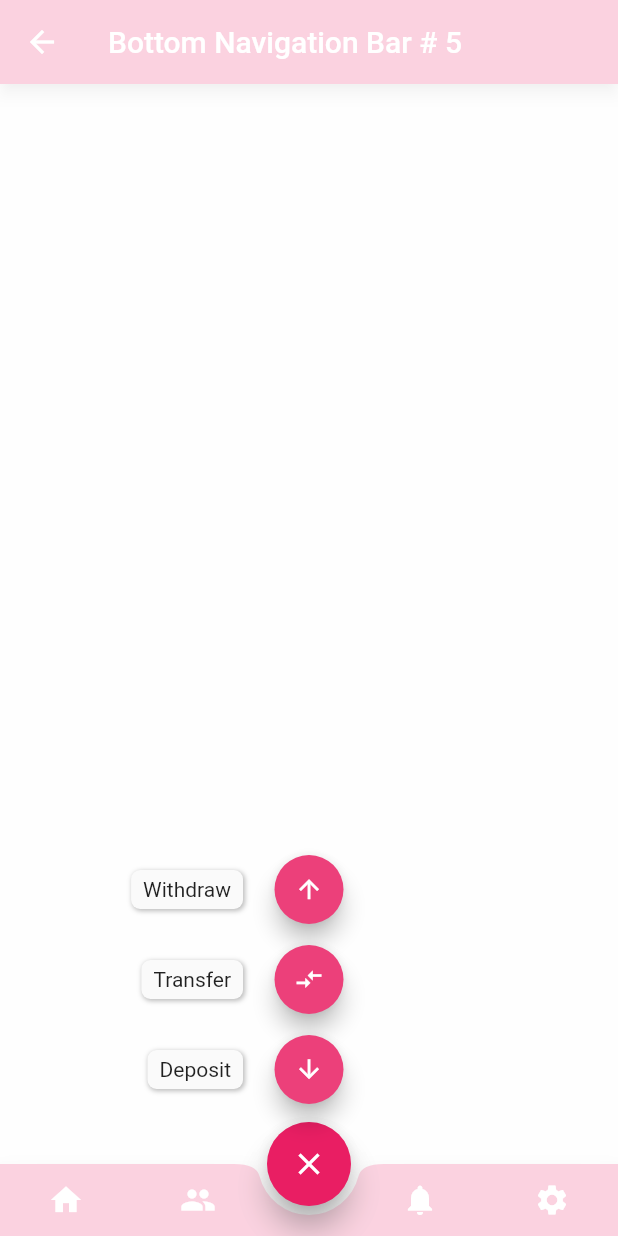
After one commit to bilal010/dacx_wallet_layouts, a Flutter app: the BottomNavigationBarScreen5 screen opened directly, after a tap on the "add" icon, on a phone screen of 412 x 824 dp. The commit adds this screen. Run offline on Flutter 3.47's test engine with Material 2 defaults, Android fonts, the light colour scheme and no system bars; drawn by our look-alikes of flutter_speed_dial; our stand-ins replace device_preview; missing offline and left inert: animated_floating_buttons, speed_dial_fab, spincircle_bottom_bar.

Commit message:
bottom navigation bar 2.0

```diff
--- /dev/null
+++ b/lib/bottom_navigation_bar/bottom_screen_5.dart
@@ -0,0 +1,179 @@
+
+import 'package:dacx_wallet_layouts/bottom_navigation_bar/bottom_screen_4.dart';
+import 'package:flutter/material.dart';
+import 'package:flutter_speed_dial/flutter_speed_dial.dart';
+
+class BottomNavigationBarScreen5 extends StatefulWidget {
+  const BottomNavigationBarScreen5({Key? key}) : super(key: key);
+
+  @override
+  State<BottomNavigationBarScreen5> createState() =>
+      _BottomNavigationBarScreen5State();
+}
+
+class _BottomNavigationBarScreen5State extends State<BottomNavigationBarScreen5> with TickerProviderStateMixin{
+  var renderOverlay = true;
+  var visible = true;
+  var switchLabelPosition = false;
+  var extend = false;
+  var rmicons = false;
+  var customDialRoot = false;
+  var closeManually = false;
+  var useRAnimation = true;
+  var isDialOpen = ValueNotifier<bool>(false);
+  var speedDialDirection = SpeedDialDirection.up;
+  var buttonSize = const Size(56.0, 56.0);
+  var childrenButtonSize = const Size(56.0, 56.0);
+  @override
+  Widget build(BuildContext context) {
+    return Scaffold(
+      appBar: AppBar(
+        title: const Text('Bottom Navigation Bar # 5'),
+        backgroundColor: Colors.pink,
+      ),
+
+      // The bottom navigation bar
+      bottomNavigationBar: BottomAppBar(
+        color: Colors.pink,
+        // this creates a notch in the center of the bottom bar
+        shape: const CircularNotchedRectangle(),
+        notchMargin: 6,
+        child: Row(
+          mainAxisAlignment: MainAxisAlignment.spaceAround,
+          children: [
+            IconButton(
+              icon: const Icon(
+                Icons.home,
+                color: Colors.white,
+              ),
+              onPressed: () {},
+            ),
+            IconButton(
+              icon: const Icon(
+                Icons.people,
+                color: Colors.white,
+              ),
+              onPressed: () {},
+            ),
+            const SizedBox(
+              width: 20,
+            ),
+            IconButton(
+              icon: const Icon(
+                Icons.notifications,
+                color: Colors.white,
+              ),
+              onPressed: () {},
+            ),
+            IconButton(
+              icon: const Icon(
+                Icons.settings,
+                color: Colors.white,
+              ),
+              onPressed: () {},
+            ),
+          ],
+        ),
+      ),
+      // implement the floating button
+      floatingActionButton: SpeedDial(
+        backgroundColor: Colors.pink,
+        // animatedIcon: AnimatedIcons.menu_close,
+        // animatedIconTheme: IconThemeData(size: 22.0),
+        // / This is ignored if animatedIcon is non null
+        // child: Text("open"),
+        // activeChild: Text("close"),
+        //curve: Curves.easeIn,
+        icon: Icons.add,
+        activeIcon: Icons.close,
+        spacing: 3,
+        openCloseDial: isDialOpen,
+        childPadding: const EdgeInsets.all(5),
+        spaceBetweenChildren: 4,
+        dialRoot: customDialRoot
+            ? (ctx, open, toggleChildren) {
+          return ElevatedButton(
+            onPressed: toggleChildren,
+            style: ElevatedButton.styleFrom(
+              primary: Colors.pink,
+              padding: const EdgeInsets.symmetric(
+                  horizontal: 22, vertical: 18),
+            ),
+            child: const Text(
+              "Custom Dial Root",
+              style: TextStyle(fontSize: 17),
+            ),
+          );
+        }
+            : null,
+        buttonSize: buttonSize, // it's the SpeedDial size which defaults to 56 itself
+
+        // iconTheme: IconThemeData(size: 22),
+        label: extend ? const Text("Open") : null, // The label of the main button.
+
+        /// The active label of the main button, Defaults to label if not specified.
+        activeLabel: extend ? const Text("Close") : null,
+
+        /// Transition Builder between label and activeLabel, defaults to FadeTransition.
+        // labelTransitionBuilder: (widget, animation) => ScaleTransition(scale: animation,child: widget),
+        /// The below button size defaults to 56 itself, its the SpeedDial childrens size
+        childrenButtonSize: childrenButtonSize,
+        visible: visible,
+        direction: speedDialDirection,
+        switchLabelPosition: switchLabelPosition,
+
+        /// If true user is forced to close dial manually
+        closeManually: closeManually,
+
+        /// If false, backgroundOverlay will not be rendered.
+        renderOverlay: renderOverlay,
+        // overlayColor: Colors.black,
+        // overlayOpacity: 0.5,
+        onOpen: () => debugPrint('OPENING DIAL'),
+        onClose: () => debugPrint('DIAL CLOSED'),
+        useRotationAnimation: useRAnimation,
+        tooltip: 'Open Speed Dial',
+        heroTag: 'speed-dial-hero-tag',
+        // foregroundColor: Colors.black,
+        // backgroundColor: Colors.white,
+        // activeForegroundColor: Colors.red,
+        // activeBackgroundColor: Colors.blue,
+        elevation: 8.0,
+        animationCurve: Curves.elasticInOut,
+        isOpenOnStart: false,
+        animationDuration: const Duration(milliseconds: 200),
+        shape: customDialRoot
+            ? const RoundedRectangleBorder()
+            : const StadiumBorder(),
+        // childMargin: EdgeInsets.symmetric(horizontal: 10, vertical: 5),
+        children: [
+          SpeedDialChild(
+            child: !rmicons ? const Icon(Icons.arrow_downward_outlined) : null,
+            backgroundColor: Colors.pink.shade400,
+            foregroundColor: Colors.white,
+            label: 'Deposit',
+            onTap: () => debugPrint('FIRST CHILD'),
+            //onTap: () => Navigator.push(context, MaterialPageRoute(builder: (context) => BottomNavigationBarScreen4()))
+          ),
+          SpeedDialChild(
+            child: !rmicons ? const Icon(Icons.compare_arrows_outlined) : null,
+            backgroundColor: Colors.pink.shade400,
+            foregroundColor: Colors.white,
+            label: 'Transfer',
+            onTap: () => debugPrint('SECOND CHILD'),
+          ),
+          SpeedDialChild(
+            child: !rmicons ? const Icon(Icons.arrow_upward_outlined) : null,
+            backgroundColor: Colors.pink.shade400,
+            foregroundColor: Colors.white,
+            label: 'Withdraw',
+            onTap: () => debugPrint('THIRD CHILD'),
+          )
+        ],
+      ),
+      floatingActionButtonLocation: FloatingActionButtonLocation.centerDocked,
+    );
+  }
+
+
+}
--- a/pubspec.yaml
+++ b/pubspec.yaml
@@ -37,6 +37,8 @@ dependencies:
   device_preview: ^1.1.0
   spincircle_bottom_bar: ^2.0.0
   animated_floating_buttons: ^0.0.2
+  speed_dial_fab: ^2.2.1
+  flutter_speed_dial: ^6.0.0
 
 dev_dependencies:
   flutter_test:
```
Also changed, not shown: lib/bottom_navigation_bar/bottom_screen_4.dart (added, +75 -0 lines), lib/main_menu.dart (+16 -2 lines), pubspec.lock.
